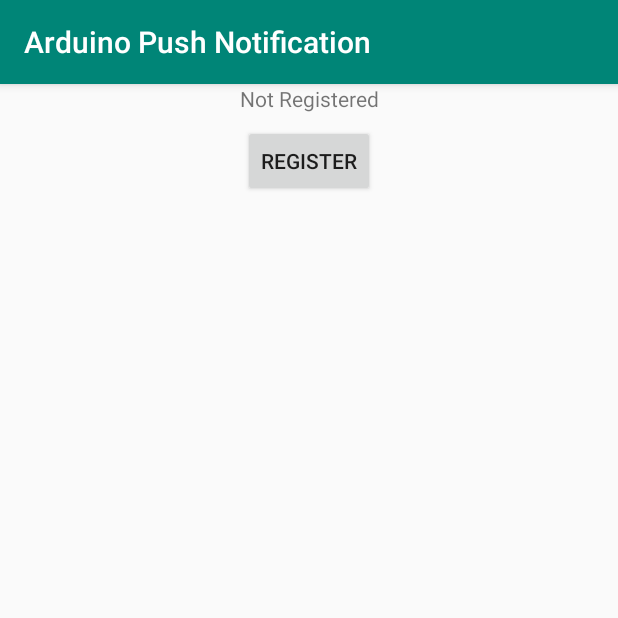
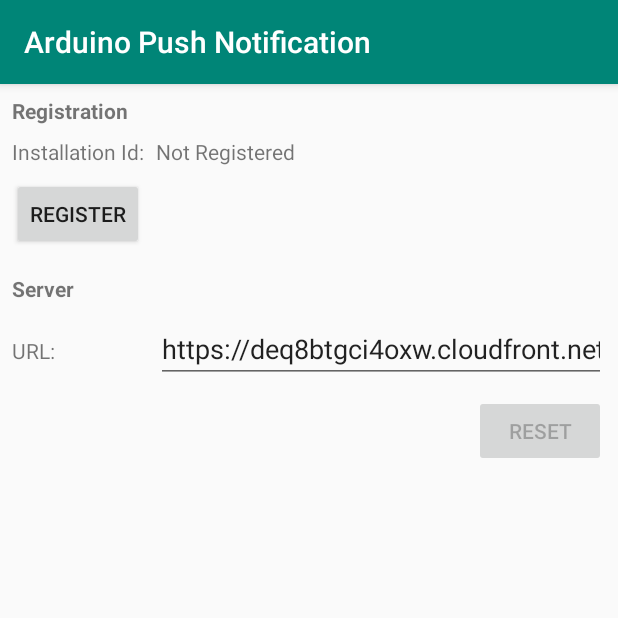
Before and after one commit to PRosenb/ArduinoPushNotification, an Android app: the screen it shows after launch (MainActivity), on a phone screen of 412 x 824 dp, the top half of it. Run offline under Robolectric (Android 15) with nearby library versions, the phone set to English and light mode, and no system bars; our stand-ins replace Timber.

Commit message:
make serverUrl editable

```diff
--- a/app/src/main/java/ch/pete/arduinopushnotification/MainActivity.kt
+++ b/app/src/main/java/ch/pete/arduinopushnotification/MainActivity.kt
@@ -1,6 +1,7 @@
 package ch.pete.arduinopushnotification
 
 import android.os.Bundle
+import android.view.View
 import androidx.appcompat.app.AppCompatActivity
 import androidx.lifecycle.Observer
 import androidx.lifecycle.ViewModelProviders
@@ -18,9 +19,23 @@
         viewModel.init()
 
         viewModel.installationId.observe(this, Observer { installationId.text = it })
+        viewModel.serverUrl.observe(this, Observer { serverUrl.setText(it) })
 
         action.setOnClickListener {
             viewModel.onActionButtonClicked()
+        }
+
+        serverUrl.setOnFocusChangeListener { _: View, hasFocus: Boolean ->
+            viewModel.onUrlFocusChanged(hasFocus)
+        }
+        serverUrlSave.setOnClickListener {
+            viewModel.onServerUrlSaveClicked(serverUrl.text.toString())
+        }
+        serverUrlCancel.setOnClickListener {
+            viewModel.onServerUrlCancelClicked()
+        }
+        serverUrlReset.setOnClickListener {
+            viewModel.onServerUrlResetClicked()
         }
     }
 
@@ -35,4 +50,27 @@
     override fun disableActionButton() {
         action.isEnabled = false
     }
+
+    override fun updateServerUrl(url: String) {
+        serverUrl.setText(url)
+    }
+
+    override fun showUrlEdit() {
+        serverUrlSave.visibility = View.VISIBLE
+        serverUrlCancel.visibility = View.VISIBLE
+    }
+
+    override fun hideUrlEdit() {
+        serverUrlSave.visibility = View.INVISIBLE
+        serverUrlCancel.visibility = View.INVISIBLE
+        serverUrl.clearFocus()
+    }
+
+    override fun enableUrlReset() {
+        serverUrlReset.isEnabled = true
+    }
+
+    override fun disableUrlReset() {
+        serverUrlReset.isEnabled = false
+    }
 }
--- a/app/src/main/java/ch/pete/arduinopushnotification/MainView.kt
+++ b/app/src/main/java/ch/pete/arduinopushnotification/MainView.kt
@@ -4,4 +4,10 @@
     fun updateActionButton(actionText: String)
     fun disableActionButton()
     fun enableActionButton()
+
+    fun updateServerUrl(url: String)
+    fun showUrlEdit()
+    fun hideUrlEdit()
+    fun enableUrlReset()
+    fun disableUrlReset()
 }
--- a/app/src/main/java/ch/pete/arduinopushnotification/MainViewModel.kt
+++ b/app/src/main/java/ch/pete/arduinopushnotification/MainViewModel.kt
@@ -3,6 +3,7 @@
 import android.app.Application
 import android.content.SharedPreferences
 import android.preference.PreferenceManager
+import android.widget.Toast
 import androidx.lifecycle.AndroidViewModel
 import androidx.lifecycle.LiveData
 import androidx.lifecycle.MutableLiveData
@@ -14,9 +15,12 @@
 class MainViewModel(application: Application) : AndroidViewModel(application) {
     val installationId: LiveData<String>
         get() = mutableInstallationId
+    val serverUrl: LiveData<String>
+        get() = mutableServerUrl
     var view: MainView? = null
 
     private val mutableInstallationId: MutableLiveData<String> = MutableLiveData()
+    private val mutableServerUrl: MutableLiveData<String> = MutableLiveData()
     private val prefs = PreferenceManager.getDefaultSharedPreferences(getApplication())
     // is garbage collected when it's a lambda
     @Suppress("ObjectLiteralToLambda")
@@ -26,6 +30,9 @@
                 Registration.PREF_INSTALLATION_ID -> {
                     updateRegistration()
                 }
+                Registration.PREF_SERVER_URL -> {
+                    updateServerUrl()
+                }
             }
         }
     }
@@ -33,6 +40,7 @@
     fun init() {
         prefs.registerOnSharedPreferenceChangeListener(preferencesChangeListener)
         updateRegistration()
+        updateServerUrl()
     }
 
     fun onActionButtonClicked() {
@@ -44,6 +52,33 @@
             // registered, so we unregiser the device
             unregisterDevice()
         }
+    }
+
+    fun onUrlFocusChanged(hasFocus: Boolean) {
+        if (hasFocus) {
+            view?.showUrlEdit()
+        } else {
+            view?.hideUrlEdit()
+        }
+    }
+
+    fun onServerUrlSaveClicked(url: String) {
+        prefs.edit().putString(Registration.PREF_SERVER_URL, url).apply()
+        view?.hideUrlEdit()
+    }
+
+    fun onServerUrlCancelClicked() {
+        view?.hideUrlEdit()
+        updateServerUrl()
+    }
+
+    fun onServerUrlResetClicked() {
+        prefs.edit().remove(Registration.PREF_SERVER_URL).apply()
+    }
+
+    override fun onCleared() {
+        prefs.unregisterOnSharedPreferenceChangeListener(preferencesChangeListener)
+        super.onCleared()
     }
 
     private fun registerDevice() {
@@ -62,6 +97,8 @@
                             if (workInfo.state.isFinished) {
                                 if (workInfo.state == WorkInfo.State.SUCCEEDED) {
                                     view?.updateActionButton(getApplication<App>().getString(R.string.unregister))
+                                } else if (workInfo.state == WorkInfo.State.FAILED) {
+                                    showErrorToast(workInfo)
                                 }
                                 view?.enableActionButton()
                             }
@@ -79,9 +116,20 @@
             if (workInfo.state.isFinished) {
                 if (workInfo.state == WorkInfo.State.SUCCEEDED) {
                     view?.updateActionButton(getApplication<App>().getString(R.string.register))
+                } else if (workInfo.state == WorkInfo.State.FAILED) {
+                    showErrorToast(workInfo)
                 }
                 view?.enableActionButton()
             }
+        }
+    }
+
+    private fun showErrorToast(workInfo: WorkInfo) {
+        val errorMessageResId = workInfo.outputData.getInt(Registration.ERROR_MESSAGE_RES_ID, -1)
+        if (errorMessageResId == -1) {
+            Toast.makeText(getApplication(), R.string.error_occurred, Toast.LENGTH_LONG).show()
+        } else {
+            Toast.makeText(getApplication(), errorMessageResId, Toast.LENGTH_LONG).show()
         }
     }
 
@@ -96,8 +144,14 @@
         }
     }
 
-    override fun onCleared() {
-        prefs.unregisterOnSharedPreferenceChangeListener(preferencesChangeListener)
-        super.onCleared()
+    private fun updateServerUrl() {
+        val serverUrlFromPrefs = prefs.getString(Registration.PREF_SERVER_URL, null)
+        if (serverUrlFromPrefs != null) {
+            view?.updateServerUrl(serverUrlFromPrefs)
+            view?.enableUrlReset()
+        } else {
+            view?.updateServerUrl(getApplication<App>().getString(R.string.default_server_url))
+            view?.disableUrlReset()
+        }
     }
 }
--- a/app/src/main/res/layout/activity_main.xml
+++ b/app/src/main/res/layout/activity_main.xml
@@ -10,10 +10,11 @@
         android:id="@+id/installationId"
         android:layout_width="wrap_content"
         android:layout_height="wrap_content"
+        android:layout_marginStart="8dp"
+        android:layout_marginTop="8dp"
         android:textIsSelectable="true"
-        app:layout_constraintLeft_toLeftOf="parent"
-        app:layout_constraintRight_toRightOf="parent"
-        app:layout_constraintTop_toTopOf="parent"
+        app:layout_constraintStart_toEndOf="@+id/barrier"
+        app:layout_constraintTop_toBottomOf="@+id/titleRegistration"
         tools:text="installationId" />
 
     <Button
@@ -22,10 +23,111 @@
         android:layout_height="wrap_content"
         android:layout_marginStart="8dp"
         android:layout_marginTop="8dp"
-        android:layout_marginEnd="8dp"
-        app:layout_constraintEnd_toEndOf="parent"
         app:layout_constraintStart_toStartOf="parent"
         app:layout_constraintTop_toBottomOf="@+id/installationId"
         tools:text="Action" />
 
+    <TextView
+        android:id="@+id/titleRegistrationId"
+        android:layout_width="wrap_content"
+        android:layout_height="wrap_content"
+        android:layout_marginStart="8dp"
+        android:layout_marginTop="8dp"
+        android:text="@string/installation_id"
+        app:layout_constraintStart_toStartOf="parent"
+        app:layout_constraintTop_toBottomOf="@+id/titleRegistration" />
+
+    <androidx.constraintlayout.widget.Barrier
+        android:id="@+id/barrier"
+        android:layout_width="wrap_content"
+        android:layout_height="wrap_content"
+        app:barrierDirection="right"
+        app:constraint_referenced_ids="titleRegistrationId"
+        tools:layout_editor_absoluteX="98dp"
+        tools:layout_editor_absoluteY="16dp" />
+
+    <TextView
+        android:id="@+id/titleRegistration"
+        android:layout_width="wrap_content"
+        android:layout_height="wrap_content"
+        android:layout_marginStart="8dp"
+        android:layout_marginTop="8dp"
+        android:text="@string/registration"
+        android:textStyle="bold"
+        app:layout_constraintStart_toStartOf="parent"
+        app:layout_constraintTop_toTopOf="parent" />
+
+    <TextView
+        android:id="@+id/serverTitle"
+        android:layout_width="wrap_content"
+        android:layout_height="wrap_content"
+        android:layout_marginStart="8dp"
+        android:layout_marginTop="16dp"
+        android:text="@string/server"
+        android:textStyle="bold"
+        app:layout_constraintStart_toStartOf="parent"
+        app:layout_constraintTop_toBottomOf="@+id/action" />
+
+    <TextView
+        android:id="@+id/titleUrl"
+        android:layout_width="wrap_content"
+        android:layout_height="wrap_content"
+        android:layout_marginStart="8dp"
+        android:layout_marginTop="8dp"
+        android:layout_marginBottom="8dp"
+        android:labelFor="@+id/serverUrl"
+        android:text="@string/url"
+        app:layout_constraintBaseline_toBaselineOf="@+id/serverUrl"
+        app:layout_constraintStart_toStartOf="parent"
+        app:layout_constraintTop_toBottomOf="@+id/serverTitle" />
+
+    <EditText
+        android:id="@+id/serverUrl"
+        android:layout_width="0dp"
+        android:layout_height="wrap_content"
+        android:layout_marginStart="8dp"
+        android:layout_marginTop="8dp"
+        android:layout_marginEnd="8dp"
+        android:autofillHints="link"
+        android:inputType="textUri"
+        app:layout_constraintEnd_toEndOf="parent"
+        app:layout_constraintStart_toEndOf="@+id/barrier"
+        app:layout_constraintTop_toBottomOf="@+id/serverTitle"
+        tools:targetApi="o"
+        tools:text="url" />
+
+    <Button
+        android:id="@+id/serverUrlSave"
+        android:layout_width="wrap_content"
+        android:layout_height="wrap_content"
+        android:layout_marginStart="8dp"
+        android:layout_marginTop="8dp"
+        android:text="@string/server_url_save"
+        android:visibility="invisible"
+        app:layout_constraintStart_toEndOf="@+id/barrier"
+        app:layout_constraintTop_toBottomOf="@+id/serverUrl"
+        tools:visibility="visible" />
+
+    <Button
+        android:id="@+id/serverUrlCancel"
+        android:layout_width="wrap_content"
+        android:layout_height="wrap_content"
+        android:layout_marginStart="8dp"
+        android:layout_marginTop="8dp"
+        android:text="@string/server_url_cancel"
+        android:visibility="invisible"
+        app:layout_constraintStart_toEndOf="@+id/serverUrlSave"
+        app:layout_constraintTop_toBottomOf="@+id/serverUrl"
+        tools:visibility="visible" />
+
+    <Button
+        android:id="@+id/serverUrlReset"
+        android:layout_width="wrap_content"
+        android:layout_height="wrap_content"
+        android:layout_marginTop="8dp"
+        android:layout_marginEnd="8dp"
+        android:text="@string/server_url_reset"
+        app:layout_constraintEnd_toEndOf="parent"
+        app:layout_constraintTop_toBottomOf="@+id/serverUrl" />
+
 </androidx.constraintlayout.widget.ConstraintLayout>
--- /dev/null
+++ b/app/src/main/res/values/donottranslate.xml
@@ -0,0 +1,4 @@
+<resources>
+    <string name="default_server_url">https://deq8btgci4oxw.cloudfront.net/</string>
+
+</resources>
--- a/app/src/main/res/values/strings.xml
+++ b/app/src/main/res/values/strings.xml
@@ -4,4 +4,14 @@
     <string name="not_registered">Not Registered</string>
     <string name="register">Register</string>
     <string name="unregister">Unregister</string>
+    <string name="registration">Registration</string>
+    <string name="installation_id">Installation Id:</string>
+    <string name="server">Server</string>
+    <string name="url">URL:</string>
+    <string name="edit">Edit</string>
+    <string name="server_url_save">Save</string>
+    <string name="server_url_cancel">Cancel</string>
+    <string name="server_url_reset">Reset</string>
+    <string name="wrong_host_error">Host not found. Please update server url.</string>
+    <string name="error_occurred">An error occurred, please try again.</string>
 </resources>
```
Also changed, not shown: app/src/main/java/ch/pete/arduinopushnotification/Registration.kt (+13 -3 lines), app/src/main/java/ch/pete/arduinopushnotification/RegistrationCreate.kt (+7 -0 lines), app/src/main/java/ch/pete/arduinopushnotification/RegistrationDelete.kt (+8 -4 lines), app/src/main/java/ch/pete/arduinopushnotification/RegistrationUpdate.kt (+7 -0 lines).
